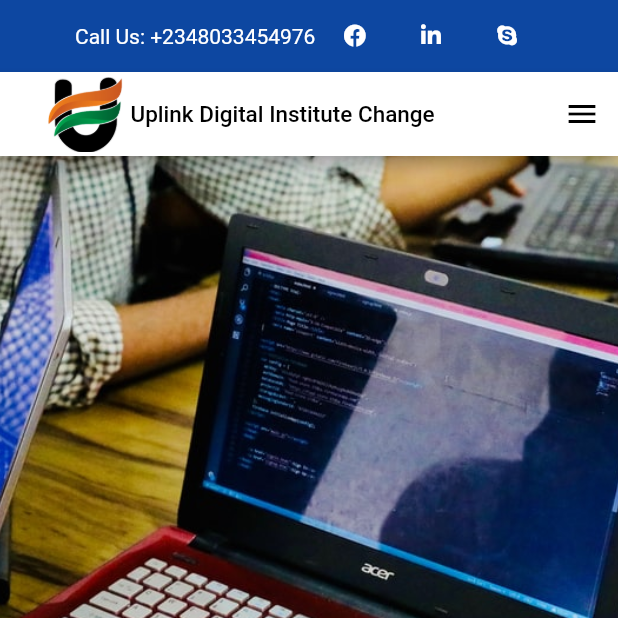
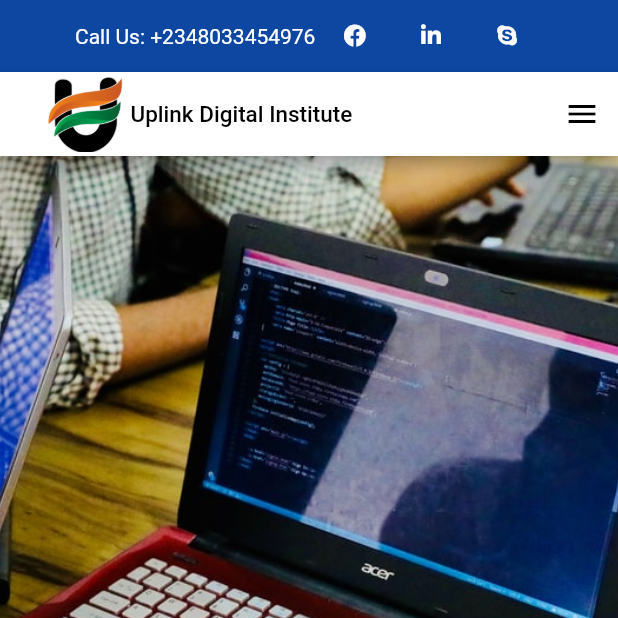
Before and after one commit to FittzServices/Uplink, a Flutter app: the screen it shows after launch, on a phone screen of 412 x 824 dp, the top half of it. Run offline on Flutter 3.47's test engine with Material 2 defaults, Android fonts, the phone set to English and light mode, and no system bars; drawn by our look-alikes of carousel_pro; our stand-ins replace carousel_slider, flutter_spinkit, font_awesome_flutter, transparent_image; missing offline and left inert: dart:html.

```diff
--- a/lib/home/home.dart
+++ b/lib/home/home.dart
@@ -288,7 +288,7 @@ class _HomeState extends State<Home> {
                                 width: 5,
                               ),
                               Text(
-                                'Uplink Digital Institute Change',
+                                'Uplink Digital Institute',
                                 style: TextStyle(
                                     fontWeight: FontWeight.w500,
                                     color: Colors.black,
```
